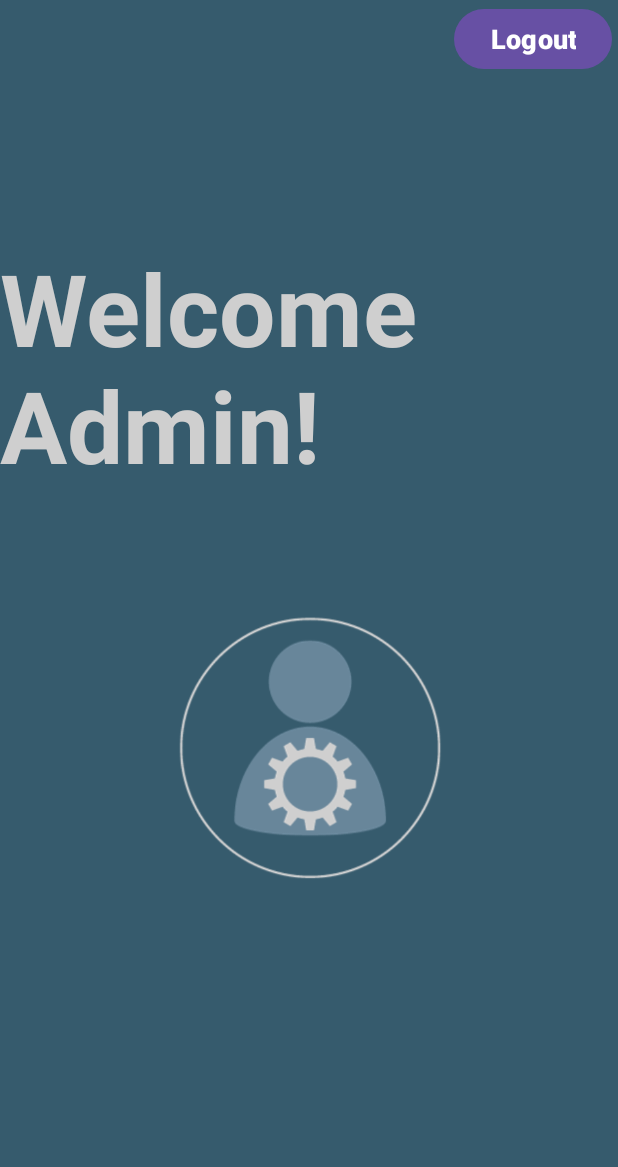
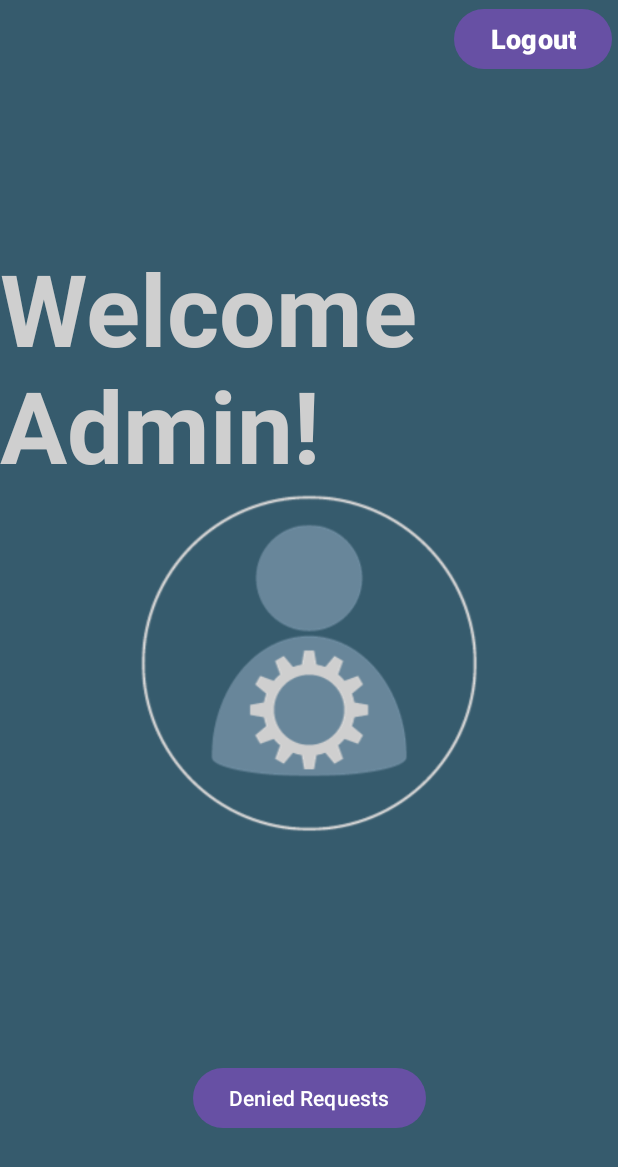
Before and after one commit to uOttawaSEGA2023/project-project-group-26, an Android app: the AdminWelcome screen opened directly, with no data from a screen before it, on a phone screen of 412 x 824 dp. Shown: the top 1167 px of the screen. Run offline under Robolectric (Android 15) with nearby library versions, the phone set to English and light mode, and no system bars; our stand-ins replace Firebase (no records; nobody signed in at launch, a user with empty details on screens opened directly).

Commit message:
Added button
added button to bring admin welcome page to denied requests page + deleted a xml file that was giving me errors

```diff
--- a/app/src/main/java/com/example/doctorregistration/AdminWelcome.java
+++ b/app/src/main/java/com/example/doctorregistration/AdminWelcome.java
@@ -12,6 +12,7 @@ import com.google.firebase.auth.FirebaseAuth;
 public class AdminWelcome extends AppCompatActivity {
 
     private Button logout;
+    private Button deniedRequests;
     FirebaseAuth adminLogoutAuth;
 
 
@@ -30,5 +31,19 @@ public class AdminWelcome extends AppCompatActivity {
             }
         });
 
+        deniedRequests = findViewById(R.id.buttonDeniedRequests);
+        deniedRequests.setOnClickListener(new View.OnClickListener() {
+
+            @Override
+            public void onClick(View view) {
+                openDeniedRequests();
+            }
+        });
+
+    }
+
+    public void openDeniedRequests() {
+        Intent intent = new Intent(getApplicationContext(), AdminDeniedRequest.class);
+        startActivity(intent);
     }
 }
--- a/app/src/main/res/layout/activity_admin_welcome.xml
+++ b/app/src/main/res/layout/activity_admin_welcome.xml
@@ -4,22 +4,22 @@
     xmlns:tools="http://schemas.android.com/tools"
     android:layout_width="match_parent"
     android:layout_height="match_parent"
-    android:background = "#365B6D"
+    android:background="#365B6D"
     tools:context=".AdminWelcome">
 
     <ImageView
         android:id="@+id/imageView"
         android:layout_width="472dp"
-        android:layout_height="324dp"
+        android:layout_height="0dp"
         android:layout_marginStart="31dp"
-        android:layout_marginTop="20dp"
+        android:layout_marginTop="225dp"
         android:layout_marginEnd="31dp"
-        android:layout_marginBottom="213dp"
-        app:layout_constraintBottom_toBottomOf="parent"
+        android:layout_marginBottom="66dp"
+        app:layout_constraintBottom_toTopOf="@+id/buttonDeniedRequests"
         app:layout_constraintEnd_toEndOf="parent"
         app:layout_constraintHorizontal_bias="0.504"
         app:layout_constraintStart_toStartOf="parent"
-        app:layout_constraintTop_toBottomOf="@+id/textView"
+        app:layout_constraintTop_toTopOf="parent"
         app:layout_constraintVertical_bias="0.298"
         app:srcCompat="@drawable/adminprofilepic" />
 
@@ -57,5 +57,16 @@
         app:layout_constraintTop_toTopOf="parent"
         app:layout_constraintVertical_bias="0.0" />
 
+    <Button
+        android:id="@+id/buttonDeniedRequests"
+        android:layout_width="wrap_content"
+        android:layout_height="wrap_content"
+        android:layout_marginBottom="68dp"
+        android:text="Denied Requests"
+        app:layout_constraintBottom_toBottomOf="parent"
+        app:layout_constraintEnd_toEndOf="parent"
+        app:layout_constraintStart_toStartOf="parent"
+        app:layout_constraintTop_toBottomOf="@+id/imageView" />
+
 
 </androidx.constraintlayout.widget.ConstraintLayout>
```
Also changed, not shown: app/src/main/res/navigation/nav_graph.xml (deleted, +0 -28 lines).
